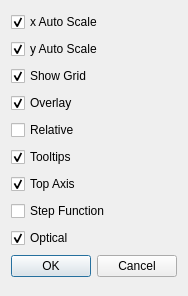
Before: the Qt Designer form code/display/QtPlotter/QtProfilePrefsGUI.ui in radio-astro/casa, drawn with Qt 5.
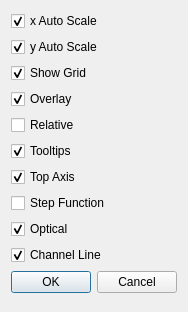
After: the same form once the commit is applied.

Commit message: 1.  Work on a dialog for specifying initial Gaussian estimates through the use     of sliders in the Profiler 2.  Implemented a vertical line that follows movie axis as it is played in     the main panel of the Viewer (as per task list) 3.  Fixed defect where y-axis title was not showing up in the viewer.

The edit to the form file:
```diff
--- a/code/display/QtPlotter/QtProfilePrefsGUI.ui
+++ b/code/display/QtPlotter/QtProfilePrefsGUI.ui
@@ -7,7 +7,7 @@
     <x>0</x>
     <y>0</y>
     <width>178</width>
-    <height>296</height>
+    <height>312</height>
    </rect>
   </property>
   <property name="windowTitle">
@@ -98,6 +98,16 @@
      </property>
     </widget>
    </item>
+   <item>
+    <widget class="QCheckBox" name="channelLineCheckBox">
+     <property name="text">
+      <string>Channel Line</string>
+     </property>
+     <property name="checked">
+      <bool>true</bool>
+     </property>
+    </widget>
+   </item>
    <item>
     <widget class="QDialogButtonBox" name="buttonBox">
      <property name="standardButtons">
```
The commit also changes 70 other files.
